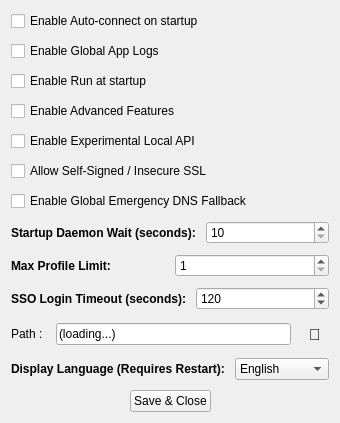
Before: the Qt Designer form pygui/dialogs/settings.ui in Arean82/Tailscale-Headscale-Client, drawn with Qt 5.
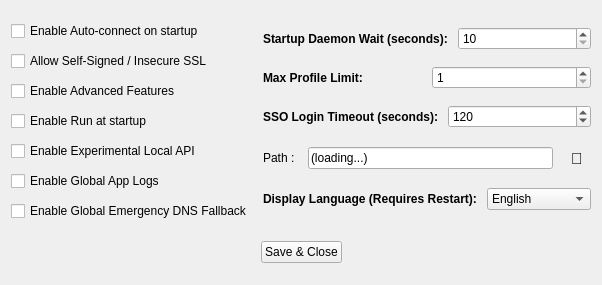
After: the same form once the commit is applied.

Commit message: feat: update settings dialog layout and adjust dimensions for improved UI

```diff
--- a/pygui/dialogs/settings.ui
+++ b/pygui/dialogs/settings.ui
@@ -6,8 +6,8 @@
    <rect>
     <x>0</x>
     <y>0</y>
-    <width>340</width>
-    <height>350</height>
+    <width>602</width>
+    <height>285</height>
    </rect>
   </property>
   <property name="windowTitle">
@@ -21,7 +21,9 @@
     <number>10</number>
    </property>
    <item>
-    <layout class="QVBoxLayout" name="Layout">
+    <layout class="QHBoxLayout" name="horizontalLayout_3">
+     <item>
+      <layout class="QVBoxLayout" name="verticalLayout_2">
      <item>
       <widget class="QCheckBox" name="chkAutoConnect">
        <property name="text">
@@ -30,16 +32,9 @@
       </widget>
      </item>
      <item>
-      <widget class="QCheckBox" name="chkEnableLogs">
+        <widget class="QCheckBox" name="chkInsecureSSL">
        <property name="text">
-        <string>Enable Global App Logs</string>
-       </property>
-      </widget>
-     </item>
-     <item>
-      <widget class="QCheckBox" name="chkRunAtStartup">
-       <property name="text">
-        <string>Enable Run at startup</string>
+          <string>Allow Self-Signed / Insecure SSL</string>
        </property>
       </widget>
      </item>
@@ -50,6 +45,13 @@
        </property>
       </widget>
      </item>
+       <item>
+        <widget class="QCheckBox" name="chkRunAtStartup">
+         <property name="text">
+          <string>Enable Run at startup</string>
+         </property>
+        </widget>
+       </item>
      <item>
       <widget class="QCheckBox" name="chkUseLocalAPI">
        <property name="text">
@@ -58,9 +60,9 @@
       </widget>
      </item>
      <item>
-      <widget class="QCheckBox" name="chkInsecureSSL">
+        <widget class="QCheckBox" name="chkEnableLogs">
        <property name="text">
-        <string>Allow Self-Signed / Insecure SSL</string>
+          <string>Enable Global App Logs</string>
        </property>
       </widget>
      </item>
@@ -71,6 +73,8 @@
        </property>
       </widget>
      </item>
+      </layout>
+     </item>
      <item>
       <layout class="QGridLayout" name="gridLayout">
        <item row="2" column="0">
@@ -236,35 +240,25 @@
             <property name="text">
              <string>English</string>
             </property>
-            <property name="data">
-             <string>en_US</string>
-            </property>
            </item>
            <item>
             <property name="text">
              <string>Arabic</string>
             </property>
-            <property name="data">
-             <string>ar_SA</string>
-            </property>
            </item>
            <item>
             <property name="text">
              <string>French</string>
             </property>
-            <property name="data">
-             <string>fr_FR</string>
-            </property>
            </item>
            <item>
             <property name="text">
              <string>Spanish</string>
             </property>
-            <property name="data">
-             <string>es_ES</string>
-            </property>
            </item>
           </widget>
+         </item>
+        </layout>
          </item>
         </layout>
        </item>
@@ -292,7 +286,6 @@
          </property>
         </widget>
        </item>
-
        <item>
         <spacer name="horizontalSpacer">
          <property name="orientation">
@@ -305,8 +298,6 @@
           </size>
          </property>
         </spacer>
-       </item>
-      </layout>
      </item>
     </layout>
    </item>
```
Lines whose indentation alone changed are shown as unchanged.
